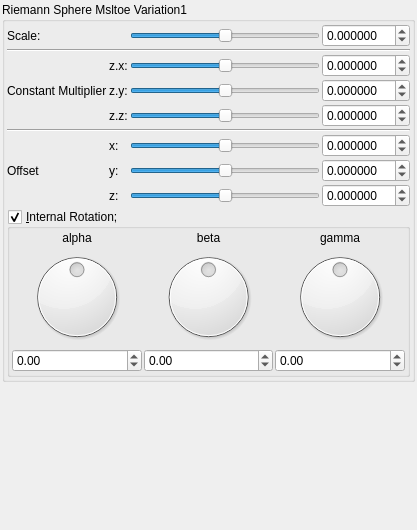
The window that mandelbulber2/qt_data/fractal_riemann_sphere_msltoeV1.ui (buddhi1980/mandelbulber2) describes before a commit, drawn with Qt 5.
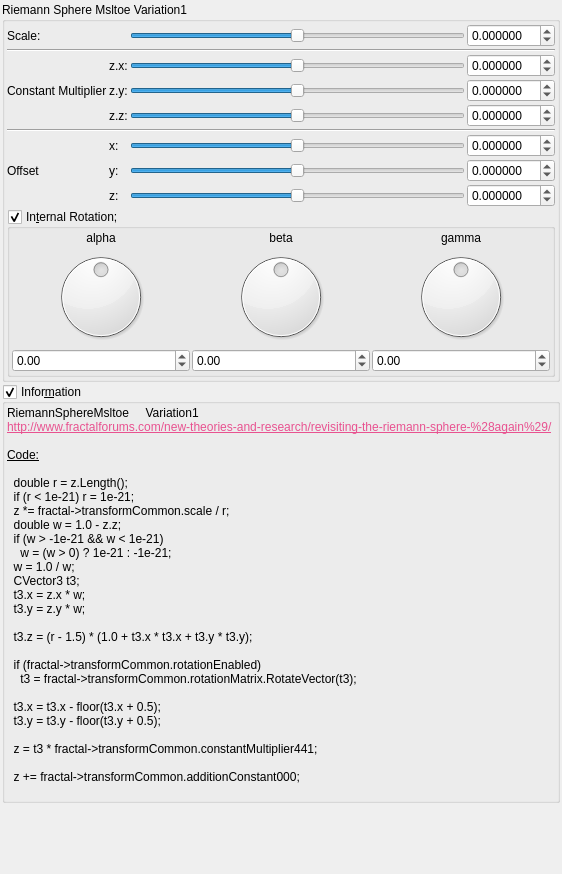
The same window after the commit. Custom widgets are drawn as their Qt base class.

```diff
--- a/mandelbulber2/qt_data/fractal_riemann_sphere_msltoeV1.ui
+++ b/mandelbulber2/qt_data/fractal_riemann_sphere_msltoeV1.ui
@@ -6,8 +6,8 @@
    <rect>
     <x>0</x>
     <y>0</y>
-    <width>417</width>
-    <height>530</height>
+    <width>562</width>
+    <height>874</height>
    </rect>
   </property>
   <property name="windowTitle">
@@ -245,7 +245,7 @@
           <item row="0" column="0">
            <widget class="MyGroupBox" name="groupCheck_transf_rotation_enabled">
             <property name="title">
-             <string>&amp;Internal Rotation; </string>
+             <string>In&amp;ternal Rotation; </string>
             </property>
             <property name="checkable">
              <bool>true</bool>
@@ -707,6 +707,83 @@
      </layout>
     </widget>
    </item>
+   <item>
+    <widget class="MyGroupBox" name="groupCheck_info">
+     <property name="title">
+      <string>Infor&amp;mation</string>
+     </property>
+     <property name="flat">
+      <bool>false</bool>
+     </property>
+     <property name="checkable">
+      <bool>true</bool>
+     </property>
+     <layout class="QVBoxLayout" name="verticalLayout_2">
+      <property name="spacing">
+       <number>2</number>
+      </property>
+      <property name="leftMargin">
+       <number>2</number>
+      </property>
+      <property name="topMargin">
+       <number>2</number>
+      </property>
+      <property name="rightMargin">
+       <number>2</number>
+      </property>
+      <property name="bottomMargin">
+       <number>2</number>
+      </property>
+      <item>
+       <widget class="QLabel" name="label_4">
+        <property name="text">
+         <string>&lt;!DOCTYPE HTML PUBLIC &quot;-//W3C//DTD HTML 4.0//EN&quot; &quot;http://www.w3.org/TR/REC-html40/strict.dtd&quot;&gt;
+&lt;html&gt;&lt;head&gt;&lt;meta name=&quot;qrichtext&quot; content=&quot;1&quot; /&gt;&lt;style type=&quot;text/css&quot;&gt;
+p, li { white-space: pre-wrap; }
+&lt;/style&gt;&lt;/head&gt;&lt;body&gt;
+&lt;p style=&quot; margin-top:0px; margin-bottom:0px; margin-left:0px; margin-right:0px; -qt-block-indent:0; text-indent:0px;&quot;&gt;RiemannSphereMsltoe     Variation1&lt;/p&gt;
+&lt;p style=&quot; margin-top:0px; margin-bottom:0px; margin-left:0px; margin-right:0px; -qt-block-indent:0; text-indent:0px;&quot;&gt;&lt;a href=&quot;http://www.fractalforums.com/new-theories-and-research/revisiting-the-riemann-sphere-%28again%29/&quot;&gt;&lt;span style=&quot; text-decoration: underline; color:#e85290;&quot;&gt;http://www.fractalforums.com/new-theories-and-research/revisiting-the-riemann-sphere-%28again%29/&lt;/span&gt;&lt;/a&gt;&lt;/p&gt;
+&lt;p style=&quot;-qt-paragraph-type:empty; margin-top:0px; margin-bottom:0px; margin-left:0px; margin-right:0px; -qt-block-indent:0; text-indent:0px;&quot;&gt;&lt;br /&gt;&lt;/p&gt;
+&lt;p style=&quot; margin-top:0px; margin-bottom:0px; margin-left:0px; margin-right:0px; -qt-block-indent:0; text-indent:0px;&quot;&gt;&lt;span style=&quot; text-decoration: underline;&quot;&gt;Code:&lt;/span&gt;&lt;/p&gt;
+&lt;p style=&quot;-qt-paragraph-type:empty; margin-top:0px; margin-bottom:0px; margin-left:0px; margin-right:0px; -qt-block-indent:0; text-indent:0px; text-decoration: underline;&quot;&gt;&lt;br /&gt;&lt;/p&gt;
+&lt;p style=&quot; margin-top:0px; margin-bottom:0px; margin-left:0px; margin-right:0px; -qt-block-indent:0; text-indent:0px;&quot;&gt;  double r = z.Length();&lt;/p&gt;
+&lt;p style=&quot; margin-top:0px; margin-bottom:0px; margin-left:0px; margin-right:0px; -qt-block-indent:0; text-indent:0px;&quot;&gt;  if (r &amp;lt; 1e-21) r = 1e-21;&lt;/p&gt;
+&lt;p style=&quot; margin-top:0px; margin-bottom:0px; margin-left:0px; margin-right:0px; -qt-block-indent:0; text-indent:0px;&quot;&gt;  z *= fractal-&amp;gt;transformCommon.scale / r;&lt;/p&gt;
+&lt;p style=&quot; margin-top:0px; margin-bottom:0px; margin-left:0px; margin-right:0px; -qt-block-indent:0; text-indent:0px;&quot;&gt;  double w = 1.0 - z.z;&lt;/p&gt;
+&lt;p style=&quot; margin-top:0px; margin-bottom:0px; margin-left:0px; margin-right:0px; -qt-block-indent:0; text-indent:0px;&quot;&gt;  if (w &amp;gt; -1e-21 &amp;amp;&amp;amp; w &amp;lt; 1e-21)&lt;/p&gt;
+&lt;p style=&quot; margin-top:0px; margin-bottom:0px; margin-left:0px; margin-right:0px; -qt-block-indent:0; text-indent:0px;&quot;&gt;    w = (w &amp;gt; 0) ? 1e-21 : -1e-21;&lt;/p&gt;
+&lt;p style=&quot; margin-top:0px; margin-bottom:0px; margin-left:0px; margin-right:0px; -qt-block-indent:0; text-indent:0px;&quot;&gt;  w = 1.0 / w;&lt;/p&gt;
+&lt;p style=&quot; margin-top:0px; margin-bottom:0px; margin-left:0px; margin-right:0px; -qt-block-indent:0; text-indent:0px;&quot;&gt;  CVector3 t3;&lt;/p&gt;
+&lt;p style=&quot; margin-top:0px; margin-bottom:0px; margin-left:0px; margin-right:0px; -qt-block-indent:0; text-indent:0px;&quot;&gt;  t3.x = z.x * w;&lt;/p&gt;
+&lt;p style=&quot; margin-top:0px; margin-bottom:0px; margin-left:0px; margin-right:0px; -qt-block-indent:0; text-indent:0px;&quot;&gt;  t3.y = z.y * w;&lt;/p&gt;
+&lt;p style=&quot;-qt-paragraph-type:empty; margin-top:0px; margin-bottom:0px; margin-left:0px; margin-right:0px; -qt-block-indent:0; text-indent:0px;&quot;&gt;&lt;br /&gt;&lt;/p&gt;
+&lt;p style=&quot; margin-top:0px; margin-bottom:0px; margin-left:0px; margin-right:0px; -qt-block-indent:0; text-indent:0px;&quot;&gt;  t3.z = (r - 1.5) * (1.0 + t3.x * t3.x + t3.y * t3.y);&lt;/p&gt;
+&lt;p style=&quot;-qt-paragraph-type:empty; margin-top:0px; margin-bottom:0px; margin-left:0px; margin-right:0px; -qt-block-indent:0; text-indent:0px;&quot;&gt;&lt;br /&gt;&lt;/p&gt;
+&lt;p style=&quot; margin-top:0px; margin-bottom:0px; margin-left:0px; margin-right:0px; -qt-block-indent:0; text-indent:0px;&quot;&gt;  if (fractal-&amp;gt;transformCommon.rotationEnabled)&lt;/p&gt;
+&lt;p style=&quot; margin-top:0px; margin-bottom:0px; margin-left:0px; margin-right:0px; -qt-block-indent:0; text-indent:0px;&quot;&gt;    t3 = fractal-&amp;gt;transformCommon.rotationMatrix.RotateVector(t3);&lt;/p&gt;
+&lt;p style=&quot;-qt-paragraph-type:empty; margin-top:0px; margin-bottom:0px; margin-left:0px; margin-right:0px; -qt-block-indent:0; text-indent:0px;&quot;&gt;&lt;br /&gt;&lt;/p&gt;
+&lt;p style=&quot; margin-top:0px; margin-bottom:0px; margin-left:0px; margin-right:0px; -qt-block-indent:0; text-indent:0px;&quot;&gt;  t3.x = t3.x - floor(t3.x + 0.5);&lt;/p&gt;
+&lt;p style=&quot; margin-top:0px; margin-bottom:0px; margin-left:0px; margin-right:0px; -qt-block-indent:0; text-indent:0px;&quot;&gt;  t3.y = t3.y - floor(t3.y + 0.5);&lt;/p&gt;
+&lt;p style=&quot;-qt-paragraph-type:empty; margin-top:0px; margin-bottom:0px; margin-left:0px; margin-right:0px; -qt-block-indent:0; text-indent:0px;&quot;&gt;&lt;br /&gt;&lt;/p&gt;
+&lt;p style=&quot; margin-top:0px; margin-bottom:0px; margin-left:0px; margin-right:0px; -qt-block-indent:0; text-indent:0px;&quot;&gt;  z = t3 * fractal-&amp;gt;transformCommon.constantMultiplier441;&lt;/p&gt;
+&lt;p style=&quot;-qt-paragraph-type:empty; margin-top:0px; margin-bottom:0px; margin-left:0px; margin-right:0px; -qt-block-indent:0; text-indent:0px;&quot;&gt;&lt;br /&gt;&lt;/p&gt;
+&lt;p style=&quot; margin-top:0px; margin-bottom:0px; margin-left:0px; margin-right:0px; -qt-block-indent:0; text-indent:0px;&quot;&gt;  z += fractal-&amp;gt;transformCommon.additionConstant000;&lt;/p&gt;
+&lt;p style=&quot;-qt-paragraph-type:empty; margin-top:0px; margin-bottom:0px; margin-left:0px; margin-right:0px; -qt-block-indent:0; text-indent:0px;&quot;&gt;&lt;br /&gt;&lt;/p&gt;&lt;/body&gt;&lt;/html&gt;</string>
+        </property>
+        <property name="wordWrap">
+         <bool>true</bool>
+        </property>
+        <property name="openExternalLinks">
+         <bool>true</bool>
+        </property>
+        <property name="textInteractionFlags">
+         <set>Qt::LinksAccessibleByMouse|Qt::TextSelectableByMouse</set>
+        </property>
+       </widget>
+      </item>
+     </layout>
+    </widget>
+   </item>
    <item>
     <spacer name="verticalSpacer">
      <property name="orientation">
```
